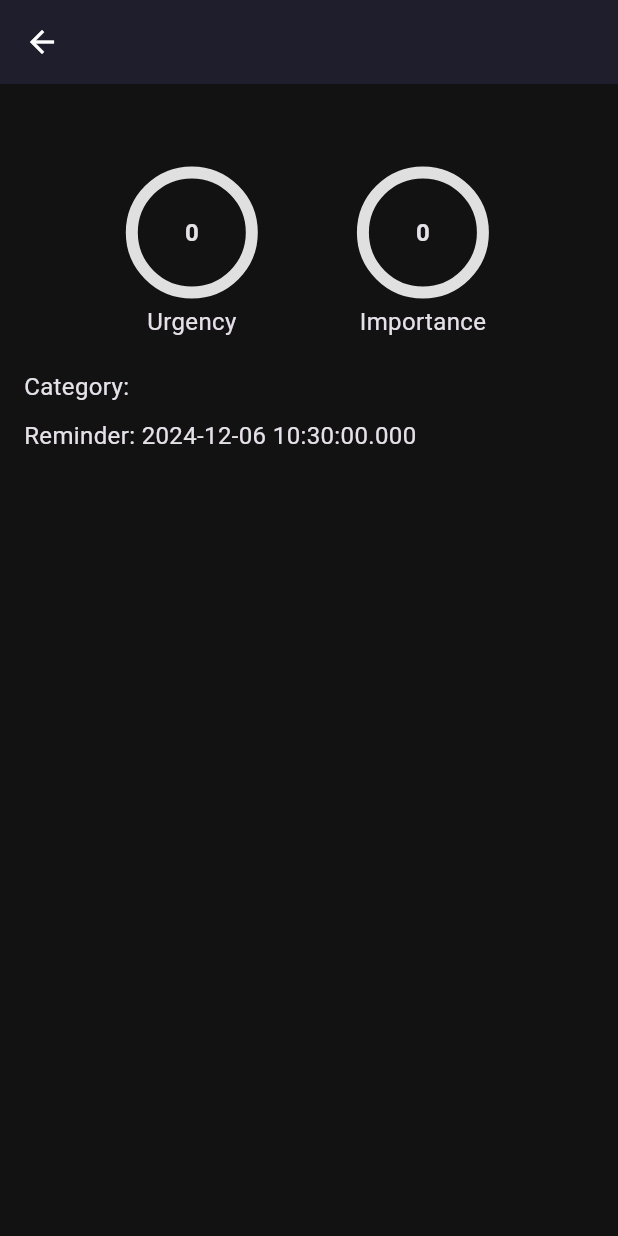
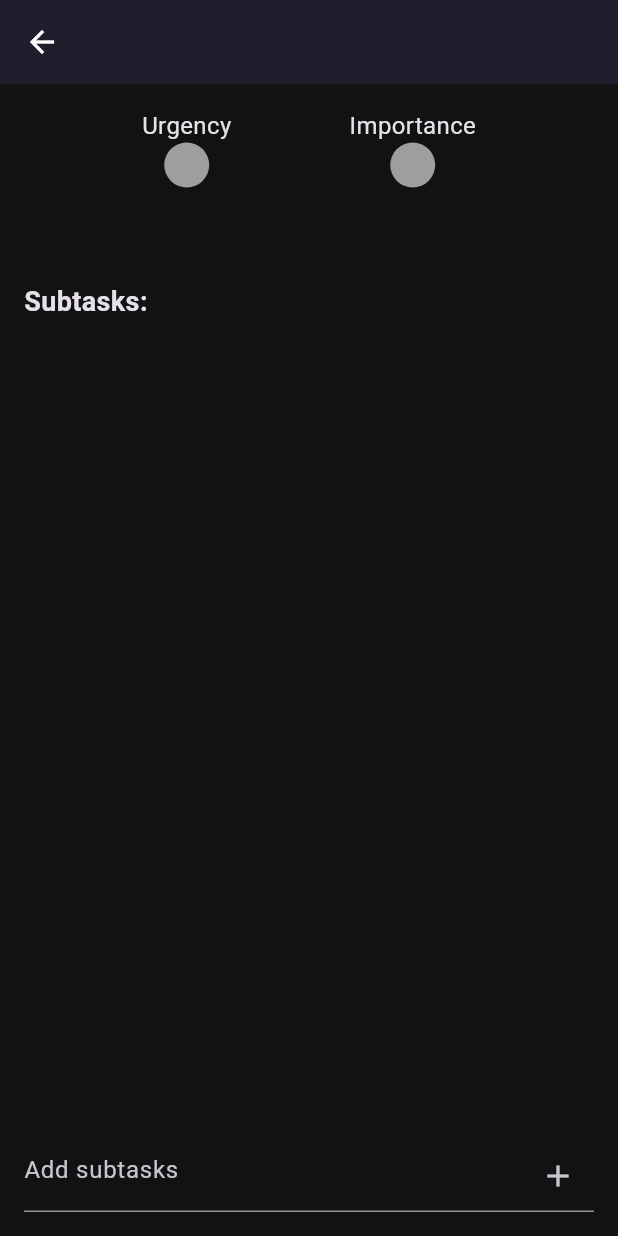
Before and after one commit to adag21044/ToDo-App, a Flutter app: the TaskDetailsPage screen opened directly with empty values, on a phone screen of 412 x 824 dp. Run offline on Flutter 3.47's test engine with Material 3 defaults, Android fonts, the phone set to English and light mode, and no system bars; our stand-ins replace awesome_notifications, shared_preferences, sqflite; accounts and stored records are empty.

Commit message:
subtask problem solved

```diff
--- a/lib/views/task_details_page.dart
+++ b/lib/views/task_details_page.dart
@@ -1,10 +1,31 @@
 import 'package:flutter/material.dart';
 import '../models/task.dart';
+import '../models/subtask.dart';
+import 'package:provider/provider.dart';
+import '../viewmodels/task_view_model.dart';
 
-class TaskDetailsPage extends StatelessWidget {
+class TaskDetailsPage extends StatefulWidget {
   final Task task;
 
   const TaskDetailsPage({Key? key, required this.task}) : super(key: key);
+
+  @override
+  _TaskDetailsPageState createState() => _TaskDetailsPageState();
+}
+
+class _TaskDetailsPageState extends State<TaskDetailsPage> {
+  final _subtaskController = TextEditingController();
+
+  void _addSubtask() {
+    final title = _subtaskController.text.trim();
+    if (title.isNotEmpty) {
+      setState(() {
+        widget.task.subtasks.add(Subtask(title: title));
+      });
+      _subtaskController.clear();
+      Provider.of<TaskViewModel>(context, listen: false).saveTask(widget.task);
+    }
+  }
 
   Color _getColorForLevel(int level) {
     switch (level) {
@@ -23,60 +44,89 @@ class TaskDetailsPage extends StatelessWidget {
     }
   }
 
-  Widget _buildCircularIndicator(String label, int value) {
-    return Column(
-      children: [
-        SizedBox(
-          width: 80,
-          height: 80,
-          child: Stack(
-            fit: StackFit.expand,
-            children: [
-              CircularProgressIndicator(
-                value: value / 5,
-                color: _getColorForLevel(value),
-                backgroundColor: Colors.grey.shade300,
-                strokeWidth: 8,
-              ),
-              Center(
-                child: Text(
-                  value.toString(),
-                  style: const TextStyle(fontWeight: FontWeight.bold, fontSize: 16),
-                ),
-              ),
-            ],
-          ),
-        ),
-        const SizedBox(height: 8),
-        Text(label, style: const TextStyle(fontSize: 16)),
-      ],
-    );
-  }
-
   @override
   Widget build(BuildContext context) {
     return Scaffold(
       appBar: AppBar(
-        title: Text(task.title),
+        title: Text(widget.task.title),
       ),
       body: Padding(
         padding: const EdgeInsets.all(16),
         child: Column(
           crossAxisAlignment: CrossAxisAlignment.start,
           children: [
-            Text(task.description, style: const TextStyle(fontSize: 16)),
-            const SizedBox(height: 20),
             Row(
               mainAxisAlignment: MainAxisAlignment.spaceEvenly,
               children: [
-                _buildCircularIndicator("Urgency", task.urgency),
-                _buildCircularIndicator("Importance", task.importance),
+                Column(
+                  children: [
+                    Text('Urgency', style: TextStyle(fontSize: 16)),
+                    CircleAvatar(
+                      radius: 15,
+                      backgroundColor: _getColorForLevel(widget.task.urgency),
+                    ),
+                  ],
+                ),
+                Column(
+                  children: [
+                    Text('Importance', style: TextStyle(fontSize: 16)),
+                    CircleAvatar(
+                      radius: 15,
+                      backgroundColor: _getColorForLevel(widget.task.importance),
+                    ),
+                  ],
+                ),
               ],
             ),
             const SizedBox(height: 20),
-            Text('Category: ${task.category}', style: const TextStyle(fontSize: 16)),
-            const SizedBox(height: 10),
-            Text('Reminder: ${task.reminderTime}', style: const TextStyle(fontSize: 16)),
+            Text(
+              widget.task.description,
+              style: const TextStyle(fontSize: 16),
+            ),
+            const SizedBox(height: 20),
+            const Text(
+              'Subtasks:',
+              style: TextStyle(fontWeight: FontWeight.bold, fontSize: 18),
+            ),
+            Expanded(
+              child: ListView.builder(
+                itemCount: widget.task.subtasks.length,
+                itemBuilder: (context, index) {
+                  final subtask = widget.task.subtasks[index];
+                  return ListTile(
+                    leading: Checkbox(
+                      value: subtask.isCompleted,
+                      onChanged: (value) {
+                        setState(() {
+                          subtask.isCompleted = value!;
+                        });
+                        Provider.of<TaskViewModel>(context, listen: false)
+                            .saveTask(widget.task);
+                      },
+                    ),
+                    title: Text(
+                      subtask.title,
+                      style: TextStyle(
+                        decoration: subtask.isCompleted
+                            ? TextDecoration.lineThrough
+                            : TextDecoration.none,
+                      ),
+                    ),
+                  );
+                },
+              ),
+            ),
+            TextField(
+              controller: _subtaskController,
+              decoration: InputDecoration(
+                hintText: 'Add subtasks',
+                suffixIcon: IconButton(
+                  icon: const Icon(Icons.add),
+                  onPressed: _addSubtask, // '+' butonuna basınca çalışır
+                ),
+              ),
+              onSubmitted: (value) => _addSubtask(), // Enter'a basınca çalışır
+            ),
           ],
         ),
       ),
--- a/lib/views/task_list_item.dart
+++ b/lib/views/task_list_item.dart
@@ -1,6 +1,6 @@
 import 'package:flutter/material.dart';
+import '../models/task.dart';
 import 'package:provider/provider.dart';
-import '../models/task.dart';
 import '../viewmodels/task_view_model.dart';
 
 class TaskListItem extends StatelessWidget {
@@ -67,7 +67,6 @@ class TaskListItem extends StatelessWidget {
         trailing: Row(
           mainAxisSize: MainAxisSize.min,
           children: [
-            // Tik işareti (Checkbox)
             Checkbox(
               value: task.isCompleted,
               onChanged: (value) {
@@ -75,7 +74,6 @@ class TaskListItem extends StatelessWidget {
                     .toggleTaskCompletion(task);
               },
             ),
-            // Çöp kutusu (Silme)
             IconButton(
               icon: const Icon(Icons.delete, color: Colors.red),
               onPressed: () {
```
Also changed, not shown: lib/viewmodels/task_view_model.dart (+12 -1 lines), lib/views/add_task_dialog.dart (+82 -36 lines).
